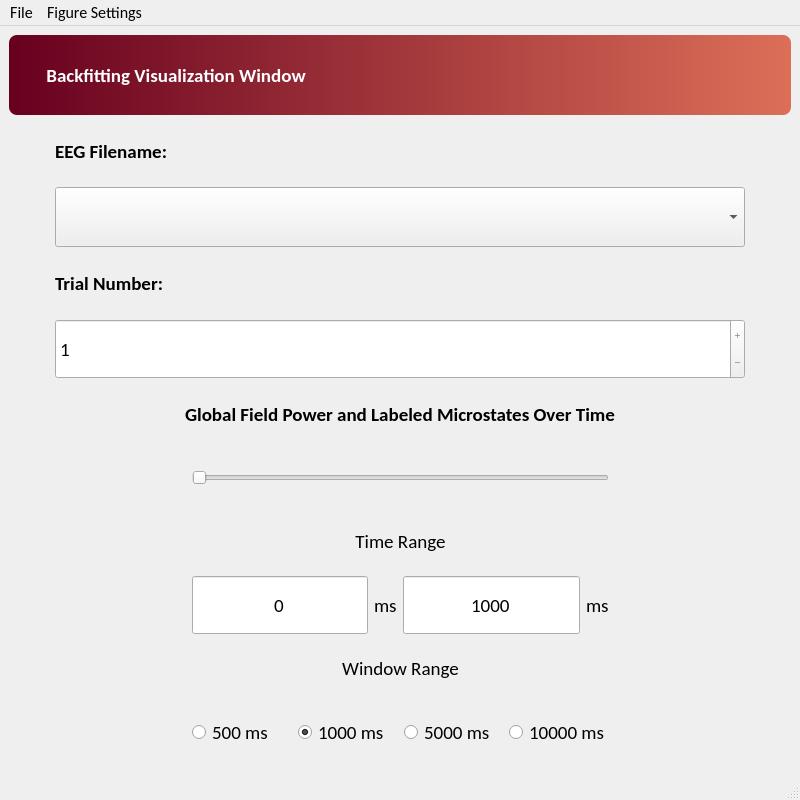
Old version of the form EEG_COMET/ui/BackfittingVisualizationWindow.ui in the repository eeg-comet/eeg-comet.
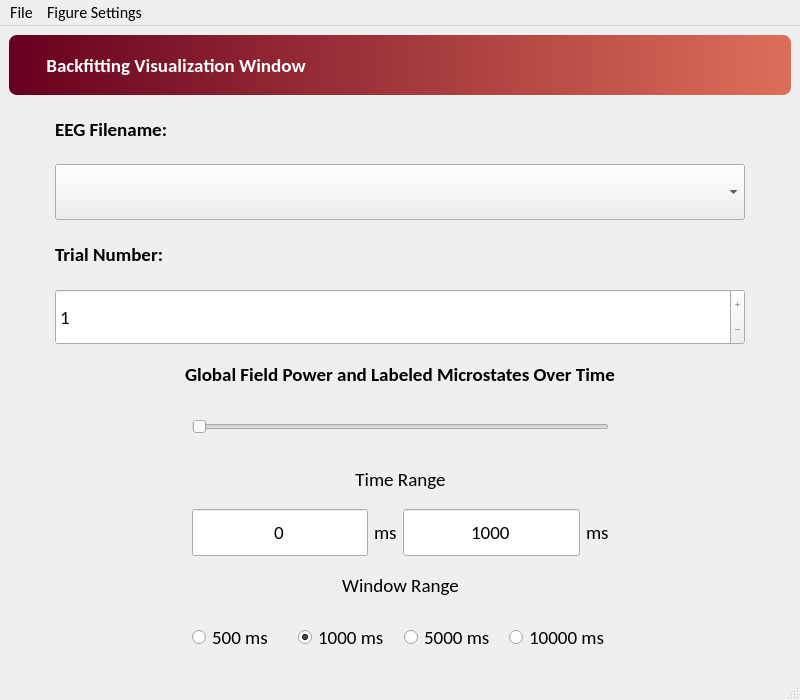
New version of the form.

```diff
--- a/EEG_COMET/ui/BackfittingVisualizationWindow.ui
+++ b/EEG_COMET/ui/BackfittingVisualizationWindow.ui
@@ -7,13 +7,13 @@
     <x>0</x>
     <y>0</y>
     <width>800</width>
-    <height>800</height>
+    <height>700</height>
    </rect>
   </property>
   <property name="minimumSize">
    <size>
-    <width>800</width>
-    <height>800</height>
+    <width>600</width>
+    <height>500</height>
    </size>
   </property>
   <property name="font">
@@ -40,13 +40,13 @@
         <property name="minimumSize">
          <size>
           <width>0</width>
-          <height>30</height>
+          <height>24</height>
          </size>
         </property>
         <property name="maximumSize">
          <size>
           <width>16777215</width>
-          <height>60</height>
+          <height>16777215</height>
          </size>
         </property>
         <property name="font">
@@ -119,13 +119,13 @@
         <property name="minimumSize">
          <size>
           <width>0</width>
-          <height>30</height>
+          <height>24</height>
          </size>
         </property>
         <property name="maximumSize">
          <size>
           <width>16777215</width>
-          <height>60</height>
+          <height>16777215</height>
          </size>
         </property>
        </widget>
@@ -193,13 +193,13 @@
         <property name="minimumSize">
          <size>
           <width>0</width>
-          <height>30</height>
+          <height>24</height>
          </size>
         </property>
         <property name="maximumSize">
          <size>
           <width>16777215</width>
-          <height>60</height>
+          <height>16777215</height>
          </size>
         </property>
         <property name="buttonSymbols">
@@ -227,13 +227,13 @@
         <property name="minimumSize">
          <size>
           <width>0</width>
-          <height>30</height>
+          <height>24</height>
          </size>
         </property>
         <property name="maximumSize">
          <size>
           <width>16777215</width>
-          <height>60</height>
+          <height>16777215</height>
          </size>
         </property>
         <property name="font">
@@ -326,13 +326,13 @@
         <property name="minimumSize">
          <size>
           <width>0</width>
-          <height>30</height>
+          <height>24</height>
          </size>
         </property>
         <property name="maximumSize">
          <size>
           <width>16777215</width>
-          <height>60</height>
+          <height>16777215</height>
          </size>
         </property>
         <property name="text">
@@ -473,13 +473,13 @@
         <property name="minimumSize">
          <size>
           <width>0</width>
-          <height>30</height>
+          <height>24</height>
          </size>
         </property>
         <property name="maximumSize">
          <size>
           <width>16777215</width>
-          <height>60</height>
+          <height>16777215</height>
          </size>
         </property>
         <property name="font">
@@ -508,13 +508,13 @@
         <property name="minimumSize">
          <size>
           <width>0</width>
-          <height>30</height>
+          <height>24</height>
          </size>
         </property>
         <property name="maximumSize">
          <size>
           <width>16777215</width>
-          <height>60</height>
+          <height>16777215</height>
          </size>
         </property>
         <property name="text">
@@ -533,13 +533,13 @@
         <property name="minimumSize">
          <size>
           <width>0</width>
-          <height>30</height>
+          <height>24</height>
          </size>
         </property>
         <property name="maximumSize">
          <size>
           <width>16777215</width>
-          <height>60</height>
+          <height>16777215</height>
          </size>
         </property>
         <property name="text">
@@ -561,13 +561,13 @@
         <property name="minimumSize">
          <size>
           <width>0</width>
-          <height>30</height>
+          <height>24</height>
          </size>
         </property>
         <property name="maximumSize">
          <size>
           <width>16777215</width>
-          <height>60</height>
+          <height>16777215</height>
          </size>
         </property>
         <property name="text">
@@ -592,13 +592,13 @@
         <property name="minimumSize">
          <size>
           <width>0</width>
-          <height>30</height>
+          <height>24</height>
          </size>
         </property>
         <property name="maximumSize">
          <size>
           <width>16777215</width>
-          <height>60</height>
+          <height>16777215</height>
          </size>
         </property>
         <property name="text">
@@ -623,13 +623,13 @@
         <property name="minimumSize">
          <size>
           <width>0</width>
-          <height>30</height>
+          <height>24</height>
          </size>
         </property>
         <property name="maximumSize">
          <size>
           <width>16777215</width>
-          <height>60</height>
+          <height>16777215</height>
          </size>
         </property>
         <property name="text">
@@ -683,13 +683,13 @@
         <property name="minimumSize">
          <size>
           <width>0</width>
-          <height>30</height>
+          <height>24</height>
          </size>
         </property>
         <property name="maximumSize">
          <size>
           <width>16777215</width>
-          <height>60</height>
+          <height>16777215</height>
          </size>
         </property>
         <property name="orientation">
```
